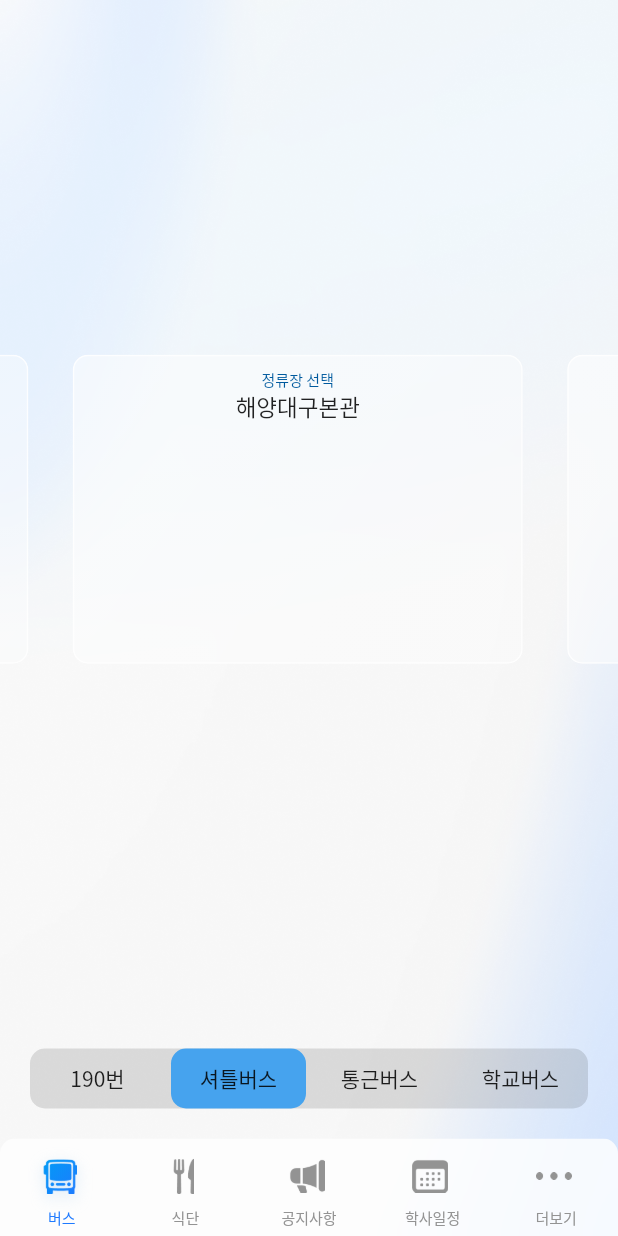
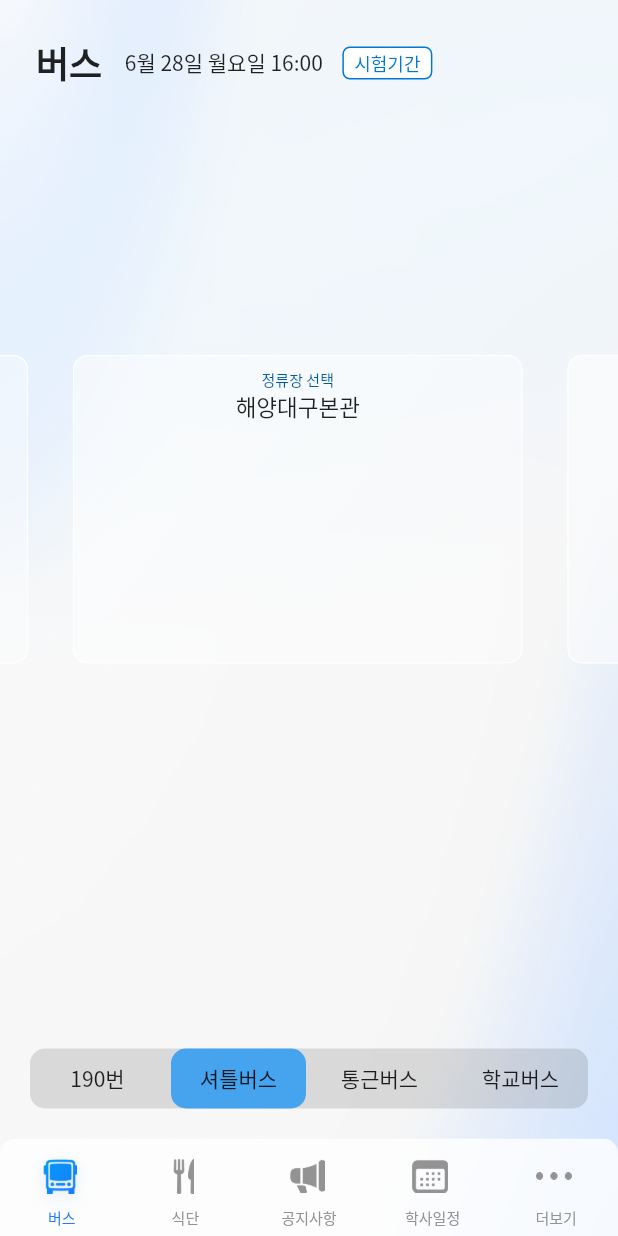
Before and after one commit to Project-Dolphin/Dolphin, a Flutter app: the screen it shows after launch, after a tap on "셔틀버스", on a phone screen of 412 x 824 dp. Run offline on Flutter 3.47's test engine with Material 2 defaults, Android fonts, the light colour scheme and no system bars; drawn by our look-alikes of carousel_slider; our stand-ins replace get.

Commit message:
Title Container & Icon Container
Title , Icon Container Refactoring

```diff
--- /dev/null
+++ b/lib/common/titlebox/iconSet.dart
@@ -0,0 +1,49 @@
+import 'package:flutter/material.dart';
+
+class IconSet extends StatelessWidget {
+  const IconSet({
+    @required this.iconColor,
+  });
+
+  final Color iconColor;
+
+  @override
+  Widget build(BuildContext context) {
+    return Container(
+      child: Padding(
+        padding: const EdgeInsets.all(19.0),
+        child: Row(
+          mainAxisAlignment: MainAxisAlignment.end,
+          children: [
+            ElevatedButton(
+              style: ElevatedButton.styleFrom(
+                primary: Color(0xFFFFFFFF),
+                shape: CircleBorder(),
+                padding: EdgeInsets.all(8.5),
+              ),
+              child: Icon(
+                Icons.search,
+                size: 27.5,
+                color: iconColor,
+              ),
+              onPressed: () {},
+            ),
+            ElevatedButton(
+              style: ElevatedButton.styleFrom(
+                primary: Color(0xFFFFFFFF),
+                shape: CircleBorder(),
+                padding: EdgeInsets.all(8.5),
+              ),
+              child: Icon(
+                Icons.notifications_none,
+                size: 27.5,
+                color: iconColor,
+              ),
+              onPressed: () {},
+            ),
+          ],
+        ),
+      ),
+    );
+  }
+}
--- /dev/null
+++ b/lib/common/titlebox/onelineTitle.dart
@@ -0,0 +1,134 @@
+import 'package:flutter/cupertino.dart';
+import 'package:flutter/material.dart';
+
+class OnelineTitle extends StatelessWidget {
+  const OnelineTitle({
+    Key key,
+    @required this.name,
+    @required this.description,
+    @required this.stat,
+    @required this.fontsize1,
+    @required this.fontsize2,
+    @required this.fontsize3,
+    @required this.fontweight1,
+    @required this.fontweight2,
+    @required this.fontweight3,
+  }) : super(key: key);
+
+  final String name, description, stat;
+  final double fontsize1, fontsize2, fontsize3;
+  final FontWeight fontweight1, fontweight2, fontweight3;
+
+  @override
+  Widget build(BuildContext context) {
+    return Container(
+      child: Padding(
+        padding: const EdgeInsets.all(24.0),
+        child: Row(
+          // crossAxisAlignment: CrossAxisAlignment.end,
+          children: [
+            MainTitle(
+              title: name,
+              fontsize: fontsize1,
+              fontweight: fontweight1,
+            ),
+            SubText(
+              description: description,
+              fontsize: fontsize2,
+              fontweight: fontweight2,
+            ),
+            StatusContainer(
+              stat: stat,
+              fontsize: fontsize3,
+              fontweight: fontweight3,
+            ),
+          ],
+        ),
+      ),
+    );
+  }
+}
+
+class MainTitle extends StatelessWidget {
+  MainTitle({
+    @required this.title,
+    @required this.fontsize,
+    @required this.fontweight,
+  });
+
+  final title, fontsize, fontweight;
+
+  @override
+  Widget build(BuildContext context) {
+    return Padding(
+      padding: const EdgeInsets.only(right: 15.0),
+      child: Text(
+        title,
+        style: TextStyle(
+          fontSize: fontsize,
+          fontWeight: fontweight,
+        ),
+      ),
+    );
+  }
+}
+
+class SubText extends StatelessWidget {
+  SubText({
+    @required this.description,
+    @required this.fontsize,
+    @required this.fontweight,
+  });
+
+  final description, fontsize, fontweight;
+
+  @override
+  Widget build(BuildContext context) {
+    return Padding(
+      padding: const EdgeInsets.only(right: 13.0),
+      child: Text(
+        description,
+        style: TextStyle(
+          fontSize: fontsize,
+          fontWeight: fontweight,
+        ),
+      ),
+    );
+  }
+}
+
+class StatusContainer extends StatelessWidget {
+  StatusContainer({
+    @required this.stat,
+    @required this.fontsize,
+    @required this.fontweight,
+  });
+
+  final stat, fontsize, fontweight;
+
+  @override
+  Widget build(BuildContext context) {
+    return Container(
+      child: Center(
+        child: Text(
+          stat,
+          style: TextStyle(
+            fontSize: fontsize,
+            fontWeight: fontweight,
+            color: Color(0xFF0078D4),
+          ),
+        ),
+      ),
+      height: 22,
+      width: 60,
+      decoration: BoxDecoration(
+        color: Colors.white,
+        border: Border.all(
+          color: Color(0xFF0078D4),
+          width: 1,
+        ),
+        borderRadius: BorderRadius.circular(5),
+      ),
+    );
+  }
+}
--- /dev/null
+++ b/lib/common/titlebox/twolineTitle.dart
@@ -0,0 +1,177 @@
+import 'package:flutter/cupertino.dart';
+import 'package:flutter/material.dart';
+
+class TwolineTitle extends StatelessWidget {
+  const TwolineTitle({
+    @required this.name,
+    @required this.subname,
+    @required this.stat,
+    @required this.more,
+    @required this.fontsize1,
+    @required this.fontsize2,
+    @required this.fontsize3,
+    @required this.fontweight1,
+    @required this.fontweight2,
+    @required this.fontweight3,
+  });
+
+  final String name, subname, stat, more;
+  final double fontsize1, fontsize2, fontsize3;
+  final FontWeight fontweight1, fontweight2, fontweight3;
+
+  @override
+  Widget build(BuildContext context) {
+    return Padding(
+      padding: const EdgeInsets.fromLTRB(24.0,24.0,14.0,24.0),
+      child: Column(
+        crossAxisAlignment: CrossAxisAlignment.start,
+        children: [
+          MainTitle(
+            name: name,
+            fontsize1: fontsize1,
+            fontweight1: fontweight1,
+          ),
+          Row(
+            mainAxisAlignment: MainAxisAlignment.spaceBetween,
+            children: [
+              Container(
+                child: Row(
+                  children: [
+                    SubTitle(
+                      title: subname,
+                      fontsize: fontsize2,
+                      fontweight: fontweight2,
+                    ),
+                    StatusContainer(
+                      stat: stat,
+                      fontsize: fontsize3,
+                      fontweight: fontweight3,
+                    ),
+                  ],
+                ),
+              ),
+              MoreText(
+                description: more,
+                fontsize: fontsize3,
+                fontweight: fontweight2,
+              ),
+            ],
+          ),
+        ],
+      ),
+    );
+  }
+}
+
+class MainTitle extends StatelessWidget {
+  const MainTitle({
+    Key key,
+    @required this.name,
+    @required this.fontsize1,
+    @required this.fontweight1,
+  }) : super(key: key);
+
+  final String name;
+  final double fontsize1;
+  final FontWeight fontweight1;
+
+  @override
+  Widget build(BuildContext context) {
+    return Padding(
+      padding: const EdgeInsets.only(bottom: 11.0),
+      child: Text(
+        name,
+        style: TextStyle(
+          fontSize: fontsize1,
+          fontWeight: fontweight1,
+        ),
+      ),
+    );
+  }
+}
+
+class SubTitle extends StatelessWidget {
+  SubTitle({
+    @required this.title,
+    @required this.fontsize,
+    @required this.fontweight,
+  });
+
+  final title, fontsize, fontweight;
+
+  @override
+  Widget build(BuildContext context) {
+    return Padding(
+      padding: const EdgeInsets.only(right: 15.0),
+      child: Text(
+        title,
+        style: TextStyle(
+          fontSize: fontsize,
+          fontWeight: fontweight,
+        ),
+      ),
+    );
+  }
+}
+
+class StatusContainer extends StatelessWidget {
+  StatusContainer({
+    @required this.stat,
+    @required this.fontsize,
+    @required this.fontweight,
+  });
+
+  final stat, fontsize, fontweight;
+
+  @override
+  Widget build(BuildContext context) {
+    return Container(
+      child: Center(
+        child: Text(
+          stat,
+          style: TextStyle(
+            fontSize: fontsize,
+            fontWeight: fontweight,
+            color: Color(0xFF0078D4),
+          ),
+        ),
+      ),
+      height: 22,
+      width: 60,
+      decoration: BoxDecoration(
+        color: Colors.white,
+        border: Border.all(
+          color: Color(0xFF0078D4),
+          width: 1,
+        ),
+        borderRadius: BorderRadius.circular(5),
+      ),
+    );
+  }
+}
+
+class MoreText extends StatelessWidget {
+  MoreText({
+    @required this.description,
+    @required this.fontsize,
+    @required this.fontweight,
+  });
+
+  final description, fontsize, fontweight;
+
+  @override
+  Widget build(BuildContext context) {
+    return Row(
+      children: [
+        Text(
+          description,
+          style: TextStyle(
+            fontSize: fontsize,
+            fontWeight: fontweight,
+          ),
+        ),
+        Icon(Icons.arrow_forward_ios, color: Color(0xFF939393), size: 15.0,),
+      ],
+    );
+  }
+}
--- a/lib/pages/bus/bus_page.dart
+++ b/lib/pages/bus/bus_page.dart
@@ -7,15 +7,33 @@ import 'package:getx_app/widgets/carousel.dart';
 
 import 'bus_controller.dart';
 
+import '../../common/titlebox/onelineTitle.dart';
+
 class BusPage extends GetView<BusController> {
   final List<String> titleList = ['190번', '셔틀버스', '통근버스', '학교버스'];
   List<dynamic> testPageList = [test1(), test2(), test3(), test4()];
+  final name = '버스', description = '6월 28일 월요일 16:00', stat = '시험기간';
 
   @override
   Widget build(BuildContext context) {
     return Scaffold(
       backgroundColor: Colors.transparent,
-      body: Carousel(pageList: testPageList, titleList: titleList),
+      body: Stack(
+        children: [
+          OnelineTitle(
+            name: name,
+            description: description,
+            stat: stat,
+            fontsize1: 24.0,
+            fontsize2: 14.0,
+            fontsize3: 12.0,
+            fontweight1: FontWeight.w700,
+            fontweight2: FontWeight.w400,
+            fontweight3: FontWeight.w400,
+          ),
+          Carousel(pageList: testPageList, titleList: titleList),
+        ],
+      ),
     );
   }
 }
--- a/lib/pages/calendar/calendar_page.dart
+++ b/lib/pages/calendar/calendar_page.dart
@@ -2,11 +2,27 @@ import 'package:flutter/material.dart';
 import 'package:get/get.dart';
 
 import 'calendar_controller.dart';
+import '../../common/titlebox/iconSet.dart';
 
 class CalendarPage extends GetView<CalendarController> {
+  var iconColor = Color(0xFF000000);
+
   @override
   Widget build(BuildContext context) {
-    return Container(
+    return Stack(
+      children: [
+        IconSet(iconColor: iconColor,),
+        Padding(
+          padding: const EdgeInsets.all(24.0),
+          child: Text(
+            '공지사항',
+            style: TextStyle(
+              fontSize: 26.0,
+              fontWeight: FontWeight.w700,
+            ),
+          ),
+        ),
+        Container(
           child: Center(
             child: Column(
               mainAxisAlignment: MainAxisAlignment.center,
@@ -14,6 +30,8 @@ class CalendarPage extends GetView<CalendarController> {
               children: [Text("Calendar Page")],
             ),
           ),
+        ),
+      ],
     );
   }
 }
--- a/lib/pages/dailyMenu/dailyMenu_page.dart
+++ b/lib/pages/dailyMenu/dailyMenu_page.dart
@@ -1,17 +1,36 @@
 import 'package:flutter/material.dart';
 import 'package:get/get.dart';
 import 'package:getx_app/pages/dailyMenu/dailyMenu_controller.dart';
+import '../../common/titlebox/twolineTitle.dart';
 
 class DailyMenuPage extends GetView<DailyMenuController> {
+  final name = '식단', subname = '2층 학생식단', stat = '운영중', more = '이번주 식단 보기';
+
   @override
   Widget build(BuildContext context) {
-    return Container(
-      child: Center(
-        child: Text(
-          "Daily Menu Page",
-          style: TextStyle(fontSize: 20),
+    return Stack(
+      children: [
+        TwolineTitle(
+          name: name,
+          subname: subname,
+          stat: stat,
+          more: more,
+          fontsize1: 26.0,
+          fontsize2: 20.0,
+          fontsize3: 12.0,
+          fontweight1: FontWeight.w700,
+          fontweight2: FontWeight.w500,
+          fontweight3: FontWeight.w400,
         ),
-      ),
+        Container(
+          child: Center(
+            child: Text(
+              "Daily Menu Page",
+              style: TextStyle(fontSize: 20),
+            ),
+          ),
+        ),
+      ],
     );
   }
 }
--- a/lib/pages/notice/notice_page.dart
+++ b/lib/pages/notice/notice_page.dart
@@ -1,17 +1,39 @@
 import 'package:flutter/material.dart';
 import 'package:get/get.dart';
 import 'package:getx_app/pages/notice/notice_controller.dart';
+import '../../common/titlebox/twolineTitle.dart';
+import '../../common/titlebox/iconSet.dart';
 
 class NoticePage extends GetView<NoticeController> {
+  final name = '공지사항', subname = '아치마당', stat = '일반', more = '학교 홈페이지';
+  var iconColor = Color(0xFF000000);
+
   @override
   Widget build(BuildContext context) {
-    return Container(
-      child: Center(
-        child: Text(
-          "Notice Page",
-          style: TextStyle(fontSize: 20),
+    return Stack(
+      children: [
+        IconSet(iconColor: iconColor,),
+        TwolineTitle(
+          name: name,
+          subname: subname,
+          stat: stat,
+          more: more,
+          fontsize1: 26.0,
+          fontsize2: 20.0,
+          fontsize3: 12.0,
+          fontweight1: FontWeight.w700,
+          fontweight2: FontWeight.w500,
+          fontweight3: FontWeight.w400,
         ),
-      ),
+        Container(
+          child: Center(
+            child: Text(
+              "Notice Page",
+              style: TextStyle(fontSize: 20),
+            ),
+          ),
+        ),
+      ],
     );
   }
 }
```
Lines whose indentation alone changed are shown as unchanged.
